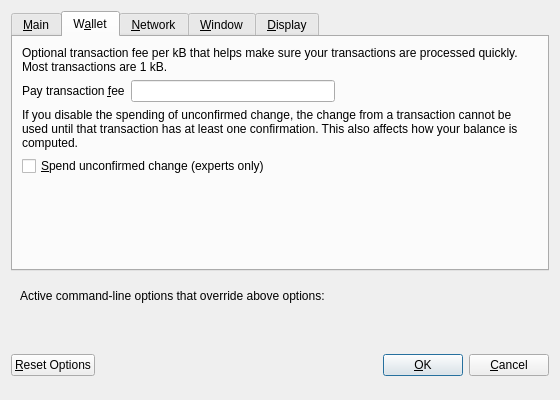
Qt form src/qt/forms/optionsdialog.ui (securechain/securechain-wallet) before a commit.
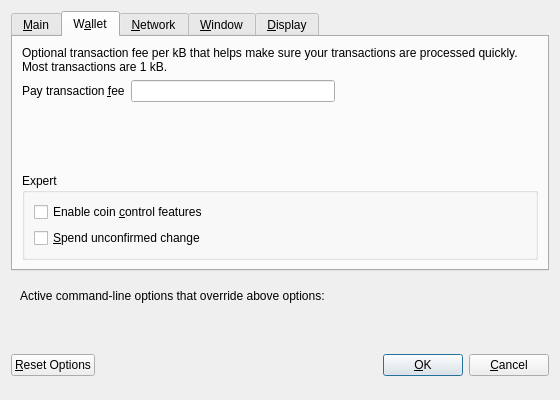
The same form after that commit. The open tabs and pages were chosen to show the change. Custom widgets are drawn as their Qt base class.

```diff
--- a/src/qt/forms/optionsdialog.ui
+++ b/src/qt/forms/optionsdialog.ui
@@ -189,26 +189,6 @@
          </item>
         </layout>
        </item>
-       <item>
-        <widget class="QLabel" name="spendZeroConfChangeInfoLabel">
-         <property name="text">
-          <string>If you disable the spending of unconfirmed change, the change from a transaction cannot be used until that transaction has at least one confirmation. This also affects how your balance is computed.</string>
-         </property>
-         <property name="textFormat">
-          <enum>Qt::PlainText</enum>
-         </property>
-         <property name="wordWrap">
-          <bool>true</bool>
-         </property>
-        </widget>
-       </item>
-       <item>
-        <widget class="QCheckBox" name="spendZeroConfChange">
-         <property name="text">
-          <string>&amp;Spend unconfirmed change (experts only)</string>
-         </property>
-        </widget>
-       </item>
        <item>
         <spacer name="verticalSpacer_Wallet">
          <property name="orientation">
@@ -222,6 +202,35 @@
          </property>
         </spacer>
        </item>
+       <item>
+        <widget class="QGroupBox" name="groupBox">
+         <property name="title">
+          <string>Expert</string>
+         </property>
+         <layout class="QVBoxLayout" name="verticalLayout_2">
+          <item>
+           <widget class="QCheckBox" name="coinControlFeatures">
+            <property name="toolTip">
+             <string>Whether to show coin control features or not.</string>
+            </property>
+            <property name="text">
+             <string>Enable coin &amp;control features</string>
+            </property>
+           </widget>
+          </item>
+          <item>
+           <widget class="QCheckBox" name="spendZeroConfChange">
+            <property name="toolTip">
+             <string>If you disable the spending of unconfirmed change, the change from a transaction cannot be used until that transaction has at least one confirmation. This also affects how your balance is computed.</string>
+            </property>
+            <property name="text">
+             <string>&amp;Spend unconfirmed change</string>
+            </property>
+           </widget>
+          </item>
+         </layout>
+        </widget>
+       </item>
       </layout>
      </widget>
      <widget class="QWidget" name="tabNetwork">
@@ -469,14 +478,28 @@
         </widget>
        </item>
        <item>
-        <widget class="QCheckBox" name="coinControlFeatures">
-         <property name="toolTip">
-          <string>Whether to show coin control features or not.</string>
-         </property>
-         <property name="text">
-          <string>Display coin &amp;control features (experts only)</string>
-         </property>
-        </widget>
+        <layout class="QHBoxLayout" name="horizontalLayout_3_Display">
+         <item>
+          <widget class="QLabel" name="thirdPartyTxUrlsLabel">
+           <property name="toolTip">
+            <string>Third party URLs (e.g. a block explorer) that appear in the transactions tab as context menu items. %s in the URL is replaced by transaction hash. Multiple URLs are separated by vertical bar |.</string>
+           </property>
+           <property name="text">
+            <string>Third party transaction URLs</string>
+           </property>
+           <property name="buddy">
+            <cstring>thirdPartyTxUrls</cstring>
+           </property>
+          </widget>
+         </item>
+         <item>
+          <widget class="QLineEdit" name="thirdPartyTxUrls">
+           <property name="toolTip">
+            <string>Third party URLs (e.g. a block explorer) that appear in the transactions tab as context menu items. %s in the URL is replaced by transaction hash. Multiple URLs are separated by vertical bar |.</string>
+           </property>
+          </widget>
+         </item>
+        </layout>
        </item>
        <item>
         <spacer name="verticalSpacer_Display">
```
Left out of the diff: 8 changed lines with no effect on the pictures.
